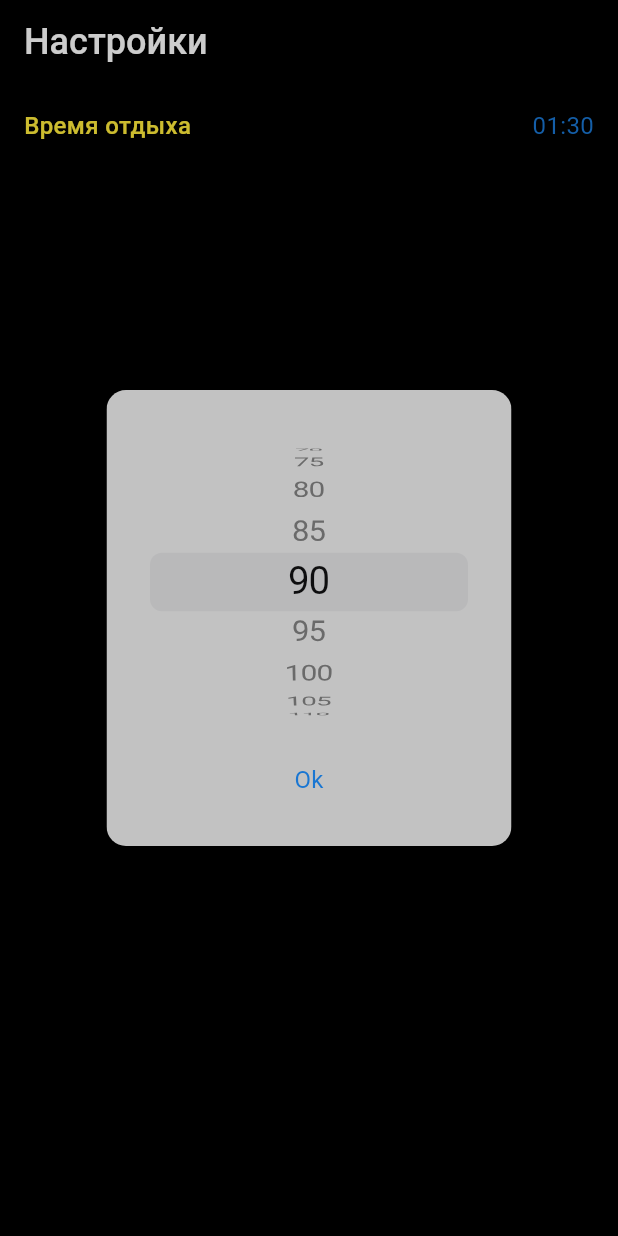
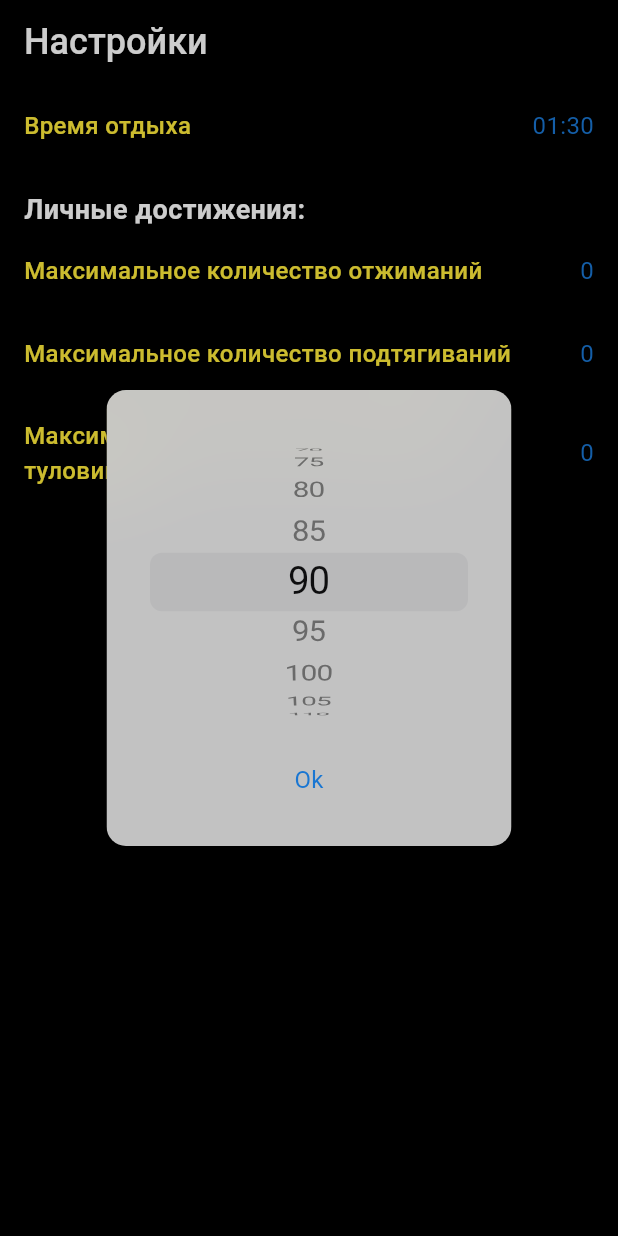
Before and after one commit to Tsiuryn/personal_trainer_app, a Flutter app: the SettingsPage screen opened directly, after a tap on "Время отдыха", on a phone screen of 412 x 824 dp. Run offline on Flutter 3.47's test engine with Material 3 defaults, Android fonts, the phone set to English and light mode, and no system bars; our stand-ins replace custom_navigation_bar, flutter_bloc, get_it, rxdart, shared_preferences; accounts and stored records are empty; generated files the repository leaves out were written again.

Commit message:
some changes

```diff
--- a/lib/app/app_theme.dart
+++ b/lib/app/app_theme.dart
@@ -41,6 +41,18 @@ class AppTheme {
     color: white,
   );
 
+  ///  TextStyle(
+  ///    fontSize: 18,
+  ///    fontWeight: FontWeight.w600,
+  ///    color: white,
+  ///  );
+  static TextStyle titleSettings =
+  TextStyle(
+    fontSize: 18,
+    fontWeight: FontWeight.w600,
+    color: white,
+  );
+
   /// TextStyle(
   ///     fontSize: 16,
   ///     fontWeight: FontWeight.w500,
@@ -64,6 +76,17 @@ class AppTheme {
   );
 
   ///  TextStyle(
+  ///     fontSize: 14,
+  ///     fontWeight: FontWeight.w400,
+  ///     color: white,
+  ///   );
+  static TextStyle subTitle = TextStyle(
+    fontSize: 14,
+    fontWeight: FontWeight.w500,
+    color: white,
+  );
+
+  ///  TextStyle(
   ///     fontSize: 12,
   ///     fontWeight: FontWeight.w400,
   ///     color: white,
--- a/lib/data/gateway/settings_gateway_impl.dart
+++ b/lib/data/gateway/settings_gateway_impl.dart
@@ -1,4 +1,5 @@
 import 'package:personal_trainer_app/domain/gateway/settings_gateway.dart';
+import 'package:personal_trainer_app/pages/training/util/training_type.dart';
 import 'package:shared_preferences/shared_preferences.dart';
 
 const _restTimeKey = 'restTimeKey';
@@ -23,4 +24,14 @@ class SettingsGatewayImpl implements SettingsGateway {
 
     return await (await prefs).setInt(_restTimeKey, seconds);
   }
+
+  @override
+  Future<int> getMaxReps(TrainingType trainingType) async {
+    return (await prefs).getInt('${trainingType.value}_reps') ?? 0;
+  }
+
+  @override
+  Future<bool> setMaxReps(TrainingType trainingType, int counts) async {
+    return (await prefs).setInt('${trainingType.value}_reps', counts);
+  }
 }
--- a/lib/di/di_module.dart
+++ b/lib/di/di_module.dart
@@ -5,7 +5,7 @@ import 'package:personal_trainer_app/data/gateway/push_ups_gateway_impl.dart';
 import 'package:personal_trainer_app/data/gateway/settings_gateway_impl.dart';
 import 'package:personal_trainer_app/domain/gateway/training_gateway.dart';
 import 'package:personal_trainer_app/domain/gateway/settings_gateway.dart';
-import 'package:personal_trainer_app/pages/workout/push_up/util/training_type.dart';
+import 'package:personal_trainer_app/pages/training/util/training_type.dart';
 
 final getIt = GetIt.instance;
 
--- a/lib/domain/gateway/settings_gateway.dart
+++ b/lib/domain/gateway/settings_gateway.dart
@@ -1,4 +1,9 @@
+import 'package:personal_trainer_app/pages/training/util/training_type.dart';
+
 abstract interface class SettingsGateway {
   Future<bool> setRestTime(Duration duration);
   Future<Duration> getRestTime();
+
+  Future<bool> setMaxReps(TrainingType trainingType, int counts);
+  Future<int> getMaxReps(TrainingType trainingType);
 }
--- a/lib/pages/settings/bloc/settings_bloc.dart
+++ b/lib/pages/settings/bloc/settings_bloc.dart
@@ -1,5 +1,6 @@
 import 'package:flutter_bloc/flutter_bloc.dart';
 import 'package:personal_trainer_app/domain/gateway/settings_gateway.dart';
+import 'package:personal_trainer_app/pages/training/util/training_type.dart';
 
 class SettingsBloc extends Cubit<SettingsModel> {
   final SettingsGateway gateway;
@@ -11,27 +12,52 @@ class SettingsBloc extends Cubit<SettingsModel> {
   }
 
   void _initBloc() async {
-    emit(state.copyWith(restDuration: await gateway.getRestTime()));
+    emit(state.copyWith(
+      restDuration: await gateway.getRestTime(),
+      maxReps: await _getReps(),
+    ));
   }
 
   void setRestTime(Duration restTime) async {
     await gateway.setRestTime(restTime);
     emit(state.copyWith(restDuration: restTime));
   }
+
+  void updateReps() async{
+    emit(state.copyWith(maxReps: await _getReps()));
+  }
+
+  Future<Map<TrainingType, int>> _getReps() async {
+    var values = <TrainingType, int>{};
+    for (var element in TrainingType.values) {
+      final count = await gateway.getMaxReps(element);
+      values[element] = count;
+    }
+
+    return values;
+  }
 }
 
 class SettingsModel {
   final Duration restDuration;
+  final Map<TrainingType, int> maxReps;
 
-  const SettingsModel({required this.restDuration});
+  const SettingsModel({
+    required this.restDuration,
+    required this.maxReps,
+  });
 
-  SettingsModel.empty() : restDuration = const Duration(seconds: 90);
+  SettingsModel.empty()
+      : restDuration = const Duration(seconds: 90),
+        maxReps = {};
 
   SettingsModel copyWith({
     Duration? restDuration,
+    Map<TrainingType, int>? maxReps,
   }) {
     return SettingsModel(
       restDuration: restDuration ?? this.restDuration,
+      maxReps: maxReps ?? this.maxReps,
     );
   }
 }
--- a/lib/pages/settings/settings_page.dart
+++ b/lib/pages/settings/settings_page.dart
@@ -1,12 +1,15 @@
 import 'package:flutter/cupertino.dart';
 import 'package:flutter/material.dart';
+import 'package:flutter/widgets.dart';
 import 'package:flutter_bloc/flutter_bloc.dart';
 import 'package:personal_trainer_app/app/app_theme.dart';
 import 'package:personal_trainer_app/common/util/seconds_converter.dart';
 import 'package:personal_trainer_app/di/di_module.dart';
 import 'package:personal_trainer_app/domain/gateway/settings_gateway.dart';
 import 'package:personal_trainer_app/main.dart';
+import 'package:personal_trainer_app/pages/check_level/check_level_page.dart';
 import 'package:personal_trainer_app/pages/settings/bloc/settings_bloc.dart';
+import 'package:personal_trainer_app/pages/training/util/training_type.dart';
 
 class SettingsPage extends StatelessWidget {
   const SettingsPage({super.key});
@@ -41,7 +44,20 @@ class SettingsPage extends StatelessWidget {
                       }
                     });
                   },
-                )
+                ),
+                const SettingsTitle(title: 'Личные достижения: '),
+                ...TrainingType.values.map((e) {
+                  return  SettingsItem(value: state.maxReps[e] != null ? state.maxReps[e].toString() : '-', title: e.settingsPageStatisticsTitle, onTap: (){
+                    context.push<bool>( CheckLevelPage(trainingType: e)).then((value) {
+                      if(value != null && value){
+                        context.read<SettingsBloc>().updateReps();
+                      }
+                    });
+                  },);
+
+                }),
+
+
               ],
             ),
           );
@@ -105,6 +121,29 @@ class SettingsPage extends StatelessWidget {
   }
 }
 
+class SettingsTitle extends StatelessWidget {
+  final String title;
+  const SettingsTitle ({super.key, required this.title,});
+
+  @override
+  Widget build(BuildContext context) {
+    return Padding(
+      padding: const EdgeInsets.only(top: 16, left: 16),
+      child: Row(
+        children: [
+          Expanded(
+            child: Text(
+              title,
+              style: AppTheme.titleSettings,
+            ),
+          ),
+        ],
+      ),
+    );
+  }
+}
+
+
 class SettingsItem extends StatelessWidget {
   final String title;
   final String value;
@@ -126,12 +165,15 @@ class SettingsItem extends StatelessWidget {
         child: Padding(
           padding: const EdgeInsets.symmetric(horizontal: 16, vertical: 16),
           child: Row(
+            crossAxisAlignment: CrossAxisAlignment.center,
             children: [
-              Text(
-                title,
-                style: AppTheme.titleItem,
+              Expanded(
+                child: Text(
+                  title,
+                  style: AppTheme.titleItem,
+                ),
               ),
-              const Spacer(),
+              SizedBox(width: 16,),
               Text(
                 value,
                 style: AppTheme.valueItem,
--- a/lib/pages/workout/push_up/details/push_up_details_page.dart
+++ b/lib/pages/training/details/push_up_details_page.dart
@@ -8,9 +8,9 @@ import 'package:personal_trainer_app/domain/entity/push_up/trainer.dart';
 import 'package:personal_trainer_app/domain/gateway/training_gateway.dart';
 import 'package:personal_trainer_app/domain/gateway/settings_gateway.dart';
 import 'package:personal_trainer_app/main.dart';
-import 'package:personal_trainer_app/pages/workout/push_up/details/bloc/push_up_details_bloc.dart';
-import 'package:personal_trainer_app/pages/workout/push_up/training/start_training_page.dart';
-import 'package:personal_trainer_app/pages/workout/push_up/util/training_type.dart';
+import 'package:personal_trainer_app/pages/training/details/bloc/push_up_details_bloc.dart';
+import 'package:personal_trainer_app/pages/training/training/start_training_page.dart';
+import 'package:personal_trainer_app/pages/training/util/training_type.dart';
 
 class TrainingDetailsPage extends StatelessWidget {
   final int indexTrainingLevel;
--- a/lib/pages/workout/push_up/training/start_training_page.dart
+++ b/lib/pages/training/training/start_training_page.dart
@@ -2,7 +2,7 @@ import 'package:flutter/material.dart';
 import 'package:personal_trainer_app/app/app_theme.dart';
 import 'package:personal_trainer_app/domain/entity/push_up/trainer.dart';
 import 'package:personal_trainer_app/main.dart';
-import 'package:personal_trainer_app/pages/workout/push_up/util/start_training_controller.dart';
+import 'package:personal_trainer_app/pages/training/util/start_training_controller.dart';
 
 class StartTrainingPage extends StatefulWidget {
   final Training training;
--- /dev/null
+++ b/lib/pages/training/util/training_type.dart
@@ -0,0 +1,40 @@
+import 'package:personal_trainer_app/di/di_module.dart';
+import 'package:personal_trainer_app/domain/gateway/training_gateway.dart';
+
+enum TrainingType {
+  pushUps ('pushUps'),
+  pullUps ('pullUps'),
+  bodyLifts ('bodyLifts');
+
+  final String value;
+
+  const TrainingType(this.value);
+}
+
+extension TrainingTypeExtension on TrainingType {
+  TrainingGateway getTrainingGateway() {
+    return switch (this) {
+      TrainingType.pushUps => getIt.get<TrainingGateway>(),
+      TrainingType.pullUps => getIt.get<TrainingGateway>(),
+      TrainingType.bodyLifts => getIt.get<TrainingGateway>(),
+    };
+  }
+
+  String get trainingPageTitle => switch (this) {
+  TrainingType.pushUps => 'Программа отжиманий',
+  TrainingType.pullUps => 'Программа подтягиваний',
+  TrainingType.bodyLifts => 'Тренировка пресса',
+  };
+
+  String get settingsPageStatisticsTitle => switch (this) {
+  TrainingType.pushUps => 'Максимальное количество отжиманий',
+  TrainingType.pullUps => 'Максимальное количество подтягиваний',
+  TrainingType.bodyLifts => 'Максимальное количество подъемов туловища',
+  };
+
+  String get checkLevelDescription => switch (this) {
+  TrainingType.pushUps => 'Выполните максимальное количество отжиманий и нажмите кнопку \"Продолжить\"',
+  TrainingType.pullUps => 'Выполните максимальное количество подтягиваний и нажмите кнопку \"Продолжить\"',
+  TrainingType.bodyLifts => 'Выполните максимальное количество подъемов туловища и нажмите кнопку \"Продолжить\"',
+  };
+}
--- a/lib/pages/workout_page.dart
+++ b/lib/pages/workout_page.dart
@@ -2,8 +2,8 @@ import 'package:flutter/material.dart';
 import 'package:personal_trainer_app/app/app_theme.dart';
 import 'package:personal_trainer_app/generated/resources.dart';
 import 'package:personal_trainer_app/main.dart';
-import 'package:personal_trainer_app/pages/workout/push_up/training_page.dart';
-import 'package:personal_trainer_app/pages/workout/push_up/util/training_type.dart';
+import 'package:personal_trainer_app/pages/training/training_page.dart';
+import 'package:personal_trainer_app/pages/training/util/training_type.dart';
 
 class WorkoutPage extends StatelessWidget {
   const WorkoutPage({super.key});
```
Also changed, not shown: lib/pages/check_level/bloc/check_level_bloc.dart (added, +42 -0 lines), lib/pages/check_level/check_level_page.dart (added, +107 -0 lines), lib/pages/training/training_page.dart (renamed from lib/pages/workout/push_up/training_page.dart, +4 -5 lines), lib/pages/workout/ab_train_page.dart (deleted, +0 -19 lines), lib/pages/workout/pull_ups_page.dart (deleted, +0 -19 lines), lib/pages/workout/push_up/util/training_type.dart (deleted, +0 -28 lines), lib/pages/training/bloc/push_ups_bloc.dart (renamed from lib/pages/workout/push_up/bloc/push_ups_bloc.dart), lib/pages/training/details/bloc/push_up_details_bloc.dart (renamed from lib/pages/workout/push_up/details/bloc/push_up_details_bloc.dart), lib/pages/training/util/start_training_controller.dart (renamed from lib/pages/workout/push_up/util/start_training_controller.dart), lib/pages/training/widgets/progress_widget.dart (renamed from lib/pages/workout/push_up/widgets/progress_widget.dart).
